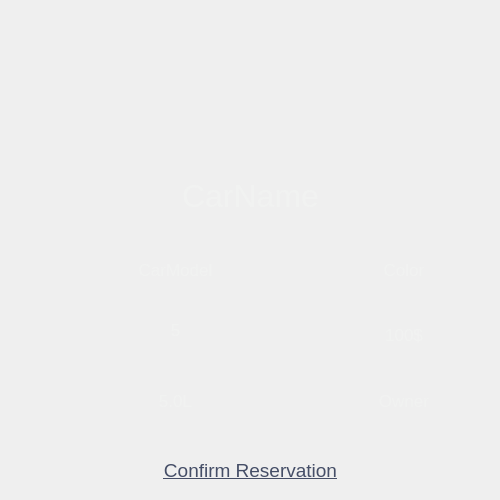
The window that reservecar.ui (anton-ovod/CarRentalSystem) describes before a commit, drawn with Qt 5.
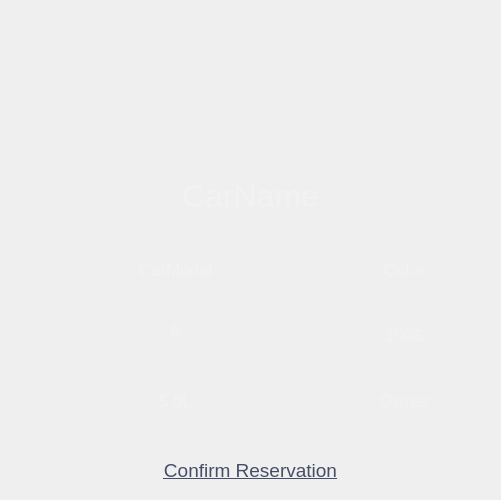
The same window after the commit. Icons and pictures are not drawn. Custom widgets are drawn as their Qt base class.

```diff
--- a/reservecar.ui
+++ b/reservecar.ui
@@ -6,7 +6,7 @@
    <rect>
     <x>0</x>
     <y>0</y>
-    <width>500</width>
+    <width>501</width>
     <height>500</height>
    </rect>
   </property>
@@ -32,7 +32,7 @@
    <string>Dialog</string>
   </property>
   <property name="styleSheet">
-   <string notr="true"/>
+   <string notr="true">background: none;</string>
   </property>
   <widget class="QWidget" name="CarData" native="true">
    <property name="geometry">
@@ -286,7 +286,7 @@
     <rect>
      <x>259</x>
      <y>240</y>
-     <width>211</width>
+     <width>241</width>
      <height>190</height>
     </rect>
    </property>
@@ -361,9 +361,9 @@
    <widget class="QLabel" name="Owner">
     <property name="geometry">
      <rect>
-      <x>80</x>
+      <x>45</x>
       <y>145</y>
-      <width>130</width>
+      <width>201</width>
       <height>31</height>
      </rect>
     </property>
```
